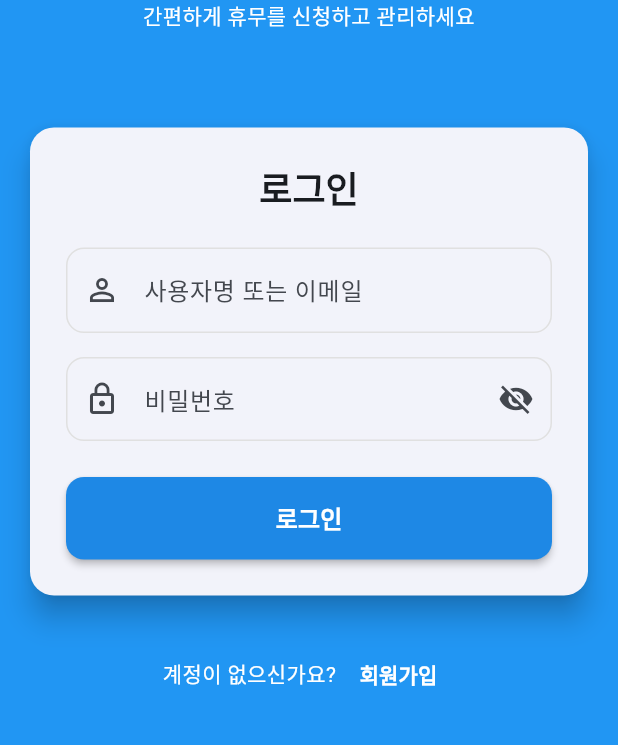
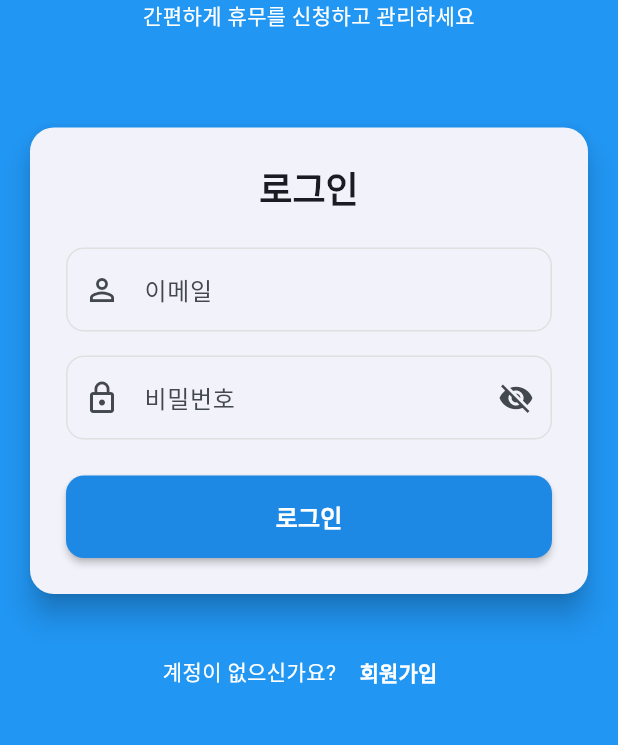
Before and after one commit to silverithm/frontend-app, a Flutter app: the screen it shows after launch, on a phone screen of 412 x 824 dp, the part 234-979 px from its top. Run offline on Flutter 3.47's test engine with Material 3 defaults, Android fonts, the phone set to English and light mode, and no system bars; our stand-ins replace shared_preferences; accounts and stored records are empty.

Commit message:
feat: 로그인페이지 힌트 텍스트 수정

```diff
--- a/lib/screens/login_screen.dart
+++ b/lib/screens/login_screen.dart
@@ -99,8 +99,7 @@ class _LoginScreenState extends State<LoginScreen> {
                           controller: _emailController,
                           keyboardType: TextInputType.emailAddress,
                           decoration: InputDecoration(
-                            labelText: '사용자명 또는 이메일',
-                            hintText: 'username 또는 example@company.com',
+                            labelText: '이메일',
                             prefixIcon: const Icon(Icons.person_outline),
                             border: OutlineInputBorder(
                               borderRadius: BorderRadius.circular(12),
```
